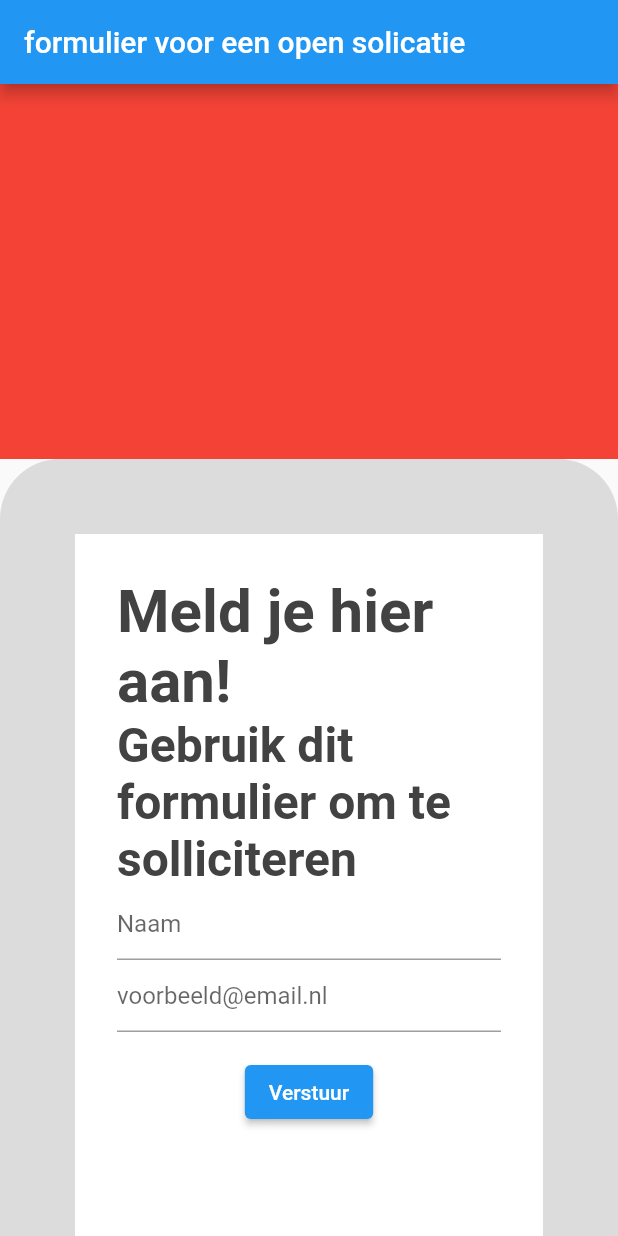
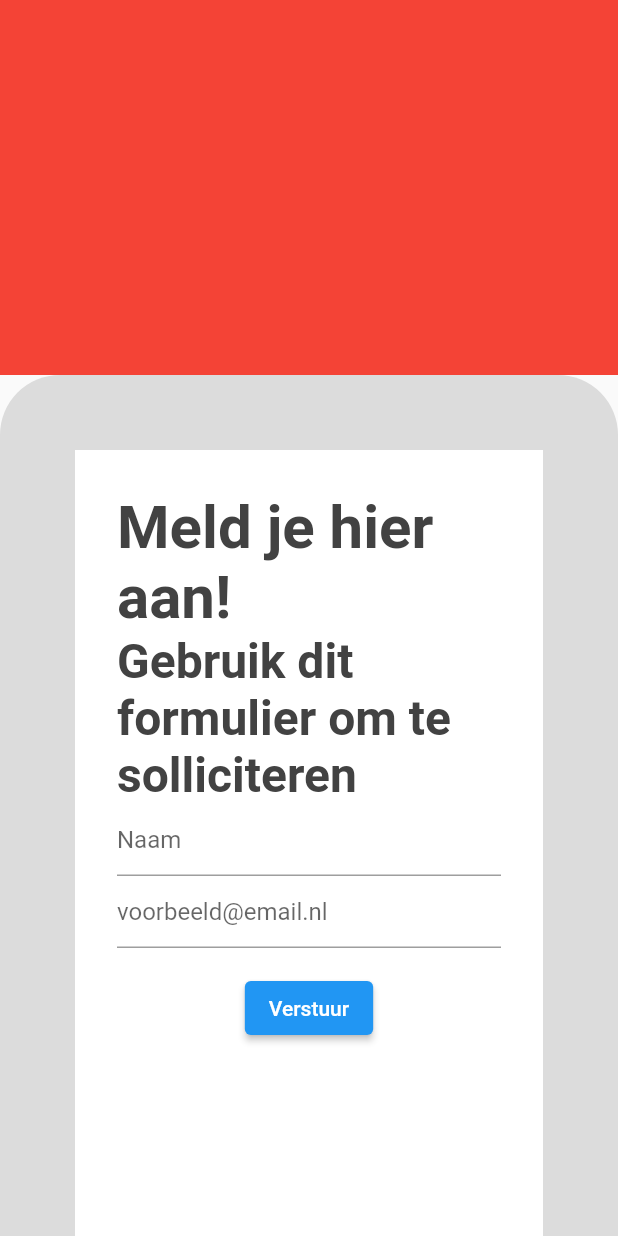
Before and after one commit to CZ-connect/CZ-Connect, a Flutter app: the screen it shows after launch, on a phone screen of 412 x 824 dp. Run offline on Flutter 3.47's test engine with Material 2 defaults, Android fonts, the phone set to English and light mode, and no system bars; our stand-ins replace email_validator.

Commit message:
Screen template styling changes

```diff
--- a/cz_app/lib/main.dart
+++ b/cz_app/lib/main.dart
@@ -13,12 +13,10 @@ class MyApp extends StatelessWidget {
   @override
   Widget build(BuildContext context) {
     return MaterialApp(
-      title: 'CZ_connect',
       initialRoute: '/',
       routes: {
         '/': (context) => Scaffold(
               body: ScreenTemplate(
-                title: 'formulier voor een open solicatie',
                 header: topAppWidget(),
                 body: bottemAppWidget(
                     child: appMainContainer(
--- a/cz_app/lib/widget/app/form-app/template/ScreenTemplate.dart
+++ b/cz_app/lib/widget/app/form-app/template/ScreenTemplate.dart
@@ -2,7 +2,6 @@ import 'package:flutter/material.dart';
 
 // top level ScreenTemplate
 class ScreenTemplate extends StatelessWidget {
-  final String title;
 
   // container for the header
   final Widget header;
@@ -15,7 +14,6 @@ class ScreenTemplate extends StatelessWidget {
 
   const ScreenTemplate({
     Key? key,
-    required this.title,
     required this.header,
     required this.body,
     this.leading,
@@ -24,11 +22,6 @@ class ScreenTemplate extends StatelessWidget {
   @override
   Widget build(BuildContext context) {
     return Scaffold(
-      appBar: AppBar(
-        title: Text(title),
-        leading: leading,
-        //leading logic if needed
-      ),
       body: SingleChildScrollView(
         child: Column(
           children: [
```
